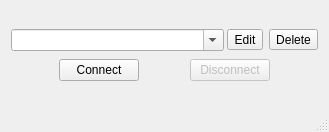
Before: the Qt Designer form mainwindow.ui in openconnect/openconnect-gui, drawn with Qt 5.
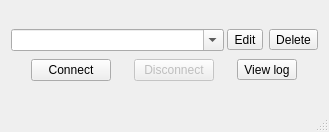
After: the same form once the commit is applied.

Commit message: Added a view log dialog

```diff
--- a/mainwindow.ui
+++ b/mainwindow.ui
@@ -110,6 +110,13 @@
           </property>
          </widget>
         </item>
+        <item>
+         <widget class="QToolButton" name="toolButton_3">
+          <property name="text">
+           <string>View log</string>
+          </property>
+         </widget>
+        </item>
        </layout>
       </item>
      </layout>
```
The commit also changes 6 other files.
